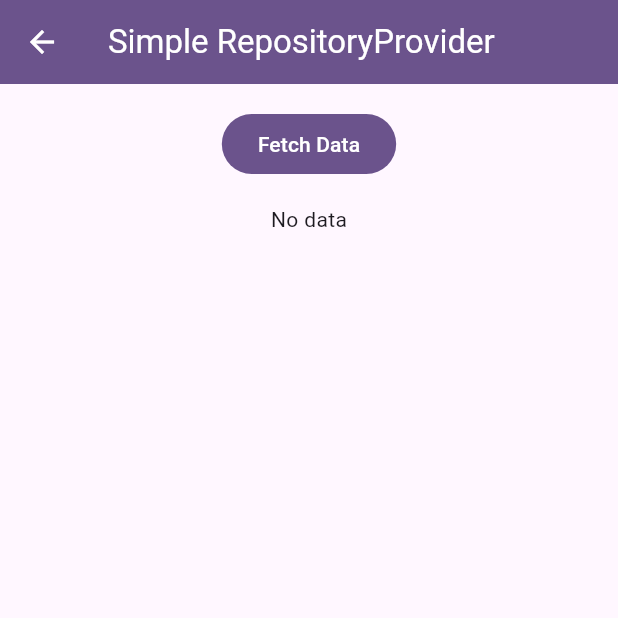
After one commit to thetpaingsoe/flutter_bloc_demo, a Flutter app: the screen it shows after launch, after a tap on "Simple RepositoryProvider", on a phone screen of 412 x 824 dp, the top half of it. The commit adds this screen. Run offline on Flutter 3.47's test engine with Material 3 defaults, Android fonts, the phone set to English and light mode, and no system bars; our stand-ins replace flutter_bloc.

Commit message:
Added Simple RepositoryProvider

```diff
--- /dev/null
+++ b/lib/features/repository_provider/bloc/repository_provider_bloc.dart
@@ -0,0 +1,19 @@
+import 'package:flutter_bloc/flutter_bloc.dart';
+import 'package:flutter_bloc_demo/features/repository_provider/bloc/repository_provider_event.dart';
+import 'package:flutter_bloc_demo/features/repository_provider/bloc/repository_provider_state.dart';
+import 'package:flutter_bloc_demo/features/repository_provider/repository/repository_provider_repository.dart';
+
+class RepositoryProviderBloc extends Bloc<RepositoryProviderEvent, RepositoryProviderState>{
+
+  final RepositoryProviderRepository repository;
+
+  RepositoryProviderBloc({required this.repository}) : super(RepositoryProviderState()) {
+    on<RepositoryProviderFetchDataEvent>((event, emit) async {
+      emit(state.copyWith(isLoading: true));
+
+      String result = await repository.fetchData();
+      emit(state.copyWith(isLoading: false, data: result));
+
+    });
+  }
+}
--- /dev/null
+++ b/lib/features/repository_provider/bloc/repository_provider_event.dart
@@ -0,0 +1,5 @@
+sealed class RepositoryProviderEvent {}
+
+final class RepositoryProviderFetchDataEvent extends RepositoryProviderEvent {
+  RepositoryProviderFetchDataEvent() : super();
+}
--- /dev/null
+++ b/lib/features/repository_provider/bloc/repository_provider_state.dart
@@ -0,0 +1,19 @@
+class RepositoryProviderState {
+  bool isLoading;
+  String data;
+
+  RepositoryProviderState({
+    this.isLoading = false,
+    this.data = '',
+  });
+
+  RepositoryProviderState copyWith({
+    bool? isLoading,
+    String? data
+  }) {
+    return RepositoryProviderState(
+      isLoading: isLoading ?? this.isLoading,
+      data: data ?? this.data
+    );
+  }
+}
--- /dev/null
+++ b/lib/features/repository_provider/repository/repository_provider_repository.dart
@@ -0,0 +1,6 @@
+class RepositoryProviderRepository {
+  Future<String> fetchData() async {
+    await Future.delayed(const Duration(seconds: 2));
+    return 'Data fetched from RepositoryProvider';
+  }
+}
--- /dev/null
+++ b/lib/features/repository_provider/ui/repository_provider_page.dart
@@ -0,0 +1,29 @@
+import 'package:flutter/material.dart';
+import 'package:flutter_bloc/flutter_bloc.dart';
+import 'package:flutter_bloc_demo/features/repository_provider/bloc/repository_provider_bloc.dart';
+import 'package:flutter_bloc_demo/features/repository_provider/repository/repository_provider_repository.dart';
+import 'package:flutter_bloc_demo/features/repository_provider/ui/repository_provider_screen.dart';
+
+class RepositoryProviderPage extends StatelessWidget {
+  const RepositoryProviderPage({super.key});
+
+  @override
+  Widget build(BuildContext context) {
+    return RepositoryProvider(
+      create: (context) => RepositoryProviderRepository(),
+      child: BlocProvider(
+        create: (context) => RepositoryProviderBloc(repository: context.read<RepositoryProviderRepository>()),
+        child: Scaffold(
+          appBar: AppBar(
+            backgroundColor: Theme.of(context).colorScheme.primary,
+            foregroundColor: Theme.of(context).colorScheme.onPrimary,
+            title: const Text("Simple RepositoryProvider"),
+          ),
+          body: RepositoryProviderScreen(
+            key: const Key("repository_provider_screen"),
+          ),
+        ),
+      ),
+    );
+  }
+}
--- /dev/null
+++ b/lib/features/repository_provider/ui/repository_provider_screen.dart
@@ -0,0 +1,42 @@
+import 'package:flutter/material.dart';
+import 'package:flutter_bloc/flutter_bloc.dart';
+import 'package:flutter_bloc_demo/features/repository_provider/bloc/repository_provider_bloc.dart';
+
+import '../bloc/repository_provider_event.dart';
+import '../bloc/repository_provider_state.dart';
+
+class RepositoryProviderScreen extends StatelessWidget {
+  const RepositoryProviderScreen({super.key});
+
+  @override
+  Widget build(BuildContext context) {
+    return Container(
+      width: double.infinity,
+      margin: const EdgeInsets.all(16),
+      child: Column(
+        mainAxisAlignment: MainAxisAlignment.start,
+        mainAxisSize: MainAxisSize.max,
+        crossAxisAlignment: CrossAxisAlignment.center,
+        children: [
+          FilledButton(
+            onPressed: () {
+              BlocProvider.of<RepositoryProviderBloc>(context)
+                  .add(RepositoryProviderFetchDataEvent());
+            },
+            child: const Text("Fetch Data")),
+
+          const SizedBox(height: 16,),
+          BlocBuilder<RepositoryProviderBloc, RepositoryProviderState>(builder:(context, state) {
+            if (state.isLoading) {
+              return const CircularProgressIndicator();
+            } else if (state.data != '') {
+              return Text(state.data);
+            } else {
+              return const Text("No data");
+            }
+          })
+        ],
+      ),
+    );
+  }
+}
--- a/lib/main.dart
+++ b/lib/main.dart
@@ -2,6 +2,7 @@ import 'package:flutter/material.dart';
 import 'package:flutter_bloc_demo/features/basic_counter_with_cubit/ui/basic_counter_with_cubit_page.dart';
 import 'package:flutter_bloc_demo/features/bloc_consumer/ui/bloc_consumer_page.dart';
 import 'package:flutter_bloc_demo/features/bloc_selector/ui/bloc_selector_page.dart';
+import 'package:flutter_bloc_demo/features/repository_provider/ui/repository_provider_page.dart';
 import 'features/basic_counter_with_bloc/ui/basic_counter_with_bloc_page.dart';
 import 'features/bloc_builder_build_when/ui/build_when_page.dart';
 
@@ -102,7 +103,17 @@ class _MyHomePageState extends State<MyHomePage> {
                       MaterialPageRoute(
                           builder: (context) =>
                               const BlocConsumerPage()));
-            }, child: Text('BlocConsumer'))
+            }, child: Text('BlocConsumer')),
+            SizedBox(
+              height: 24,
+            ),
+            FilledButton(onPressed: () {
+              Navigator.push(
+                      context,
+                      MaterialPageRoute(
+                          builder: (context) =>
+                              const RepositoryProviderPage()));
+            }, child: Text('Simple RepositoryProvider'))
           ],
         ),
       ),
```
